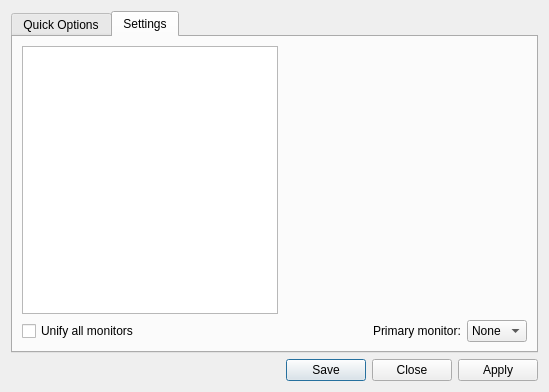
Qt form lxqt-config-monitor/mainwindow.ui (lxqt/lxqt-config) before a commit.
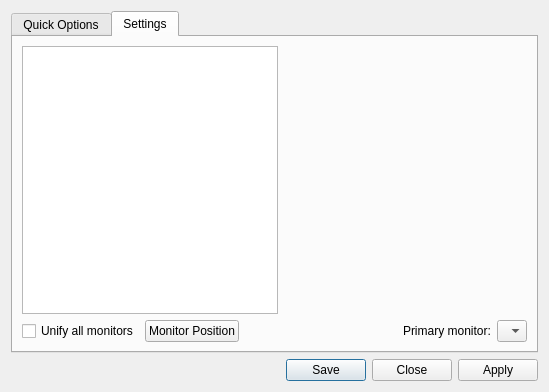
The same form after that commit. Icons and pictures are not drawn.

Commit message: Added backlight control and position control button.

Patch:
```diff
--- a/lxqt-config-monitor/mainwindow.ui
+++ b/lxqt-config-monitor/mainwindow.ui
@@ -113,6 +113,13 @@
            </property>
           </widget>
          </item>
+         <item>
+          <widget class="QPushButton" name="positionPushButton">
+           <property name="text">
+            <string>Monitor Position</string>
+           </property>
+          </widget>
+         </item>
          <item>
           <spacer name="horizontalSpacer">
            <property name="orientation">
@@ -137,7 +144,7 @@
           <widget class="QComboBox" name="primaryCombo">
            <item>
             <property name="text">
-             <string>None</string>
+             <string/>
             </property>
            </item>
           </widget>
```
The commit also changes 12 other files.
